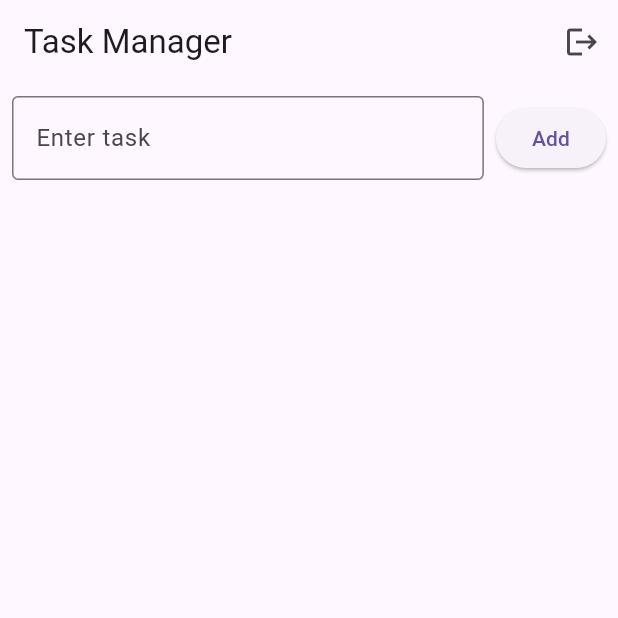
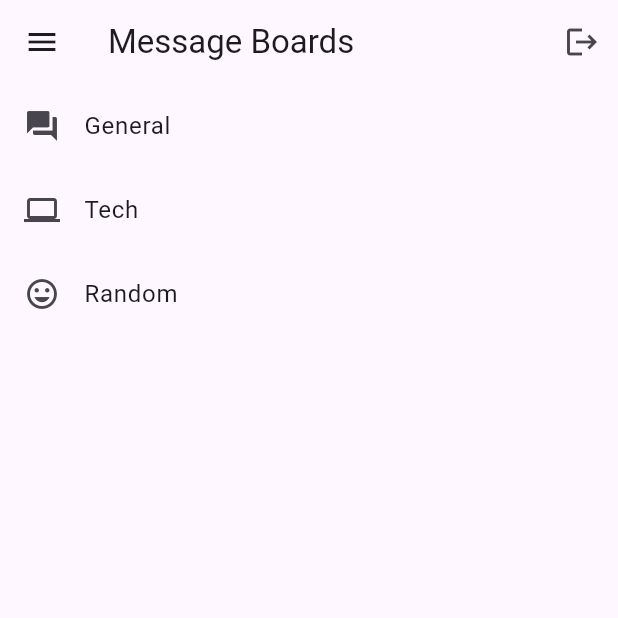
Before and after one commit to kamuluru1/cw06, a Flutter app: the screen it shows once a user with an empty profile is signed in, on a phone screen of 412 x 824 dp, the top half of it. Run offline on Flutter 3.47's test engine with Material 3 defaults, Android fonts, the phone set to English and light mode, and no system bars; our stand-ins replace cloud_firestore, firebase_auth, firebase_core; accounts and stored records are empty.

Commit message:
working app

```diff
--- a/lib/task_list_screen.dart
+++ b/lib/task_list_screen.dart
@@ -1,167 +1,115 @@
 import 'package:flutter/material.dart';
+import 'package:firebase_auth/firebase_auth.dart';
 import 'package:cloud_firestore/cloud_firestore.dart';
-import 'package:firebase_auth/firebase_auth.dart';
+
+import 'chat_screen.dart';
+import 'profile_screen.dart';
+import 'settings_screen.dart';
 
 class TaskListScreen extends StatefulWidget {
   @override
   _TaskListScreenState createState() => _TaskListScreenState();
 }
 
-// Optional Task model to encapsulate task details.
-class Task {
-  String id;
-  String name;
-  bool isCompleted;
-  List<Map<String, dynamic>> subTasks;
+class _TaskListScreenState extends State<TaskListScreen> {
+  final _auth = FirebaseAuth.instance;
+  final _firestore = FirebaseFirestore.instance;
 
-  Task({
-    required this.id,
-    required this.name,
-    required this.isCompleted,
-    required this.subTasks,
-  });
-}
+  // Hard‑coded boards for demo; you can later fetch these from Firestore too.
+  final List<Board> _boards = [
+    Board(id: 'general', name: 'General', icon: Icons.forum),
+    Board(id: 'tech',    name: 'Tech',    icon: Icons.computer),
+    Board(id: 'random',  name: 'Random',  icon: Icons.tag_faces),
+  ];
 
-class _TaskListScreenState extends State<TaskListScreen> {
-  final TextEditingController _taskController = TextEditingController();
-  final FirebaseFirestore _firestore = FirebaseFirestore.instance;
-  final FirebaseAuth _auth = FirebaseAuth.instance;
-
-  // Optionally scope tasks to the current user
-  String get userId => _auth.currentUser?.uid ?? 'anonymous';
-
-  // Reference to the tasks collection.
-  CollectionReference get tasksRef => _firestore.collection('tasks');
-
-  /// Adds a new task to Firebase with example nested sub-tasks.
-  Future<void> _addTask() async {
-    String taskName = _taskController.text.trim();
-    if (taskName.isNotEmpty) {
-      await tasksRef.add({
-        'userId': userId,
-        'name': taskName,
-        'isCompleted': false,
-        // Example sub-tasks; these can be expanded or made dynamic.
-        'subTasks': [
-          {'timeFrame': '9 am - 10 am', 'details': 'HW1, Essay2'},
-          {'timeFrame': '12 pm - 2 pm', 'details': 'Group meeting'},
-        ],
-      });
-      _taskController.clear();
-    }
-  }
-
-  /// Toggles the completion status of a task.
-  Future<void> _toggleTask(String id, bool currentStatus) async {
-    await tasksRef.doc(id).update({'isCompleted': !currentStatus});
-  }
-
-  /// Deletes a task from Firebase.
-  Future<void> _deleteTask(String id) async {
-    await tasksRef.doc(id).delete();
-  }
-
-  /// Logs the user out.
   Future<void> _logout() async {
     await _auth.signOut();
-  }
-
-  /// Builds the widget for each task item, including an ExpansionTile for sub-tasks.
-  Widget _buildTaskItem(DocumentSnapshot doc) {
-    final data = doc.data() as Map<String, dynamic>;
-    // Filter tasks by user if desired.
-    if (data['userId'] != userId) {
-      return Container();
-    }
-    final task = Task(
-      id: doc.id,
-      name: data['name'],
-      isCompleted: data['isCompleted'],
-      subTasks: List<Map<String, dynamic>>.from(data['subTasks'] ?? []),
-    );
-    return Card(
-      margin: EdgeInsets.symmetric(horizontal: 8, vertical: 4),
-      child: ListTile(
-        leading: Checkbox(
-          value: task.isCompleted,
-          onChanged: (value) => _toggleTask(task.id, task.isCompleted),
-        ),
-        title: Text(
-          task.name,
-          style: TextStyle(
-            decoration:
-            task.isCompleted ? TextDecoration.lineThrough : TextDecoration.none,
-          ),
-        ),
-        trailing: IconButton(
-          icon: Icon(Icons.delete),
-          onPressed: () => _deleteTask(task.id),
-        ),
-        // Display nested sub-tasks if available.
-        subtitle: task.subTasks.isNotEmpty
-            ? ExpansionTile(
-          title: Text('View Sub-Tasks'),
-          children: task.subTasks.map((subTask) {
-            return ListTile(
-              title: Text(
-                  '${subTask['timeFrame']}: ${subTask['details']}'),
-            );
-          }).toList(),
-        )
-            : null,
-      ),
-    );
+    // after sign‐out, pop back to your login screen
+    Navigator.of(context).popUntil((r) => r.isFirst);
   }
 
   @override
   Widget build(BuildContext context) {
+    final user = _auth.currentUser;
+    final userEmail = user?.email ?? 'No Email';
+
     return Scaffold(
       appBar: AppBar(
-        title: Text("Task Manager"),
+        title: Text('Message Boards'),
         actions: [
-          IconButton(icon: Icon(Icons.logout), onPressed: _logout),
+          IconButton(
+            icon: Icon(Icons.logout),
+            onPressed: _logout,
+            tooltip: 'Logout',
+          ),
         ],
       ),
-      body: Column(
+
+      drawer: Drawer(
+        child: Column(
           children: [
-          // Input field and "Add" button.
-          Padding(
-            padding: EdgeInsets.all(8.0),
-            child: Row(
-              children: [
-                Expanded(
-                  child: TextField(
-                    controller: _taskController,
-                    decoration: InputDecoration(
-                      labelText: 'Enter task',
-                      border: OutlineInputBorder(),
+            UserAccountsDrawerHeader(
+              accountName: Text(user?.displayName ?? ''),
+              accountEmail: Text(userEmail),
             ),
+            ListTile(
+              leading: Icon(Icons.forum),
+              title: Text('Message Boards'),
+              onTap: () {
+                Navigator.pop(context); // just close drawer
+              },
             ),
+            ListTile(
+              leading: Icon(Icons.person),
+              title: Text('Profile'),
+              onTap: () {
+                Navigator.pop(context);
+                Navigator.push(context,
+                    MaterialPageRoute(builder: (_) => ProfileScreen())
+                );
+              },
             ),
-                SizedBox(width: 8),
-                ElevatedButton(
-                  onPressed: _addTask,
-                  child: Text("Add"),
+            ListTile(
+              leading: Icon(Icons.settings),
+              title: Text('Settings'),
+              onTap: () {
+                Navigator.pop(context);
+                Navigator.push(context,
+                    MaterialPageRoute(builder: (_) => SettingsScreen())
+                );
+              },
             ),
           ],
         ),
       ),
-          // Real-time task list from Firestore.
-          Expanded(
-            child: StreamBuilder<QuerySnapshot>(
-              stream: tasksRef.snapshots(),
-              builder: (context, snapshot) {
-                if (!snapshot.hasData)
-                  return Center(child: CircularProgressIndicator());
-                final docs = snapshot.data!.docs;
-                return ListView(
-                  children: docs.map((doc) => _buildTaskItem(doc)).toList(),
+
+      body: ListView.builder(
+        itemCount: _boards.length,
+        itemBuilder: (ctx, i) {
+          final b = _boards[i];
+          return ListTile(
+            leading: Icon(b.icon),
+            title: Text(b.name),
+            onTap: () {
+              Navigator.push(context,
+                MaterialPageRoute(
+                  builder: (_) => ChatScreen(
+                    boardId: b.id,
+                    boardName: b.name,
+                  ),
+                ),
               );
             },
-            ),
-          ),
-        ],
+          );
+        },
       ),
     );
   }
 }
+
+class Board {
+  final String id;
+  final String name;
+  final IconData icon;
+  Board({required this.id, required this.name, required this.icon});
+}
--- a/pubspec.yaml
+++ b/pubspec.yaml
@@ -11,7 +11,11 @@ dependencies:
   firebase_core: ^2.0.0
   firebase_auth: ^4.0.0
   cloud_firestore: ^4.0.0
+  intl: ^0.17.0
 
 dev_dependencies:
   flutter_test:
     sdk: flutter
+
+flutter:
+  uses-material-design: true
```
Also changed, not shown: lib/chat_screen.dart (added, +215 -0 lines), lib/profile_screen.dart (added, +108 -0 lines), lib/settings_screen.dart (added, +63 -0 lines), pubspec.lock. Lines whose indentation alone changed are shown as unchanged.
